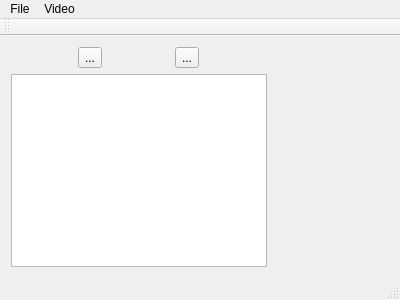
The window that mainwindow.ui (TimSC/sense-scanner) describes before a commit, drawn with Qt 5.
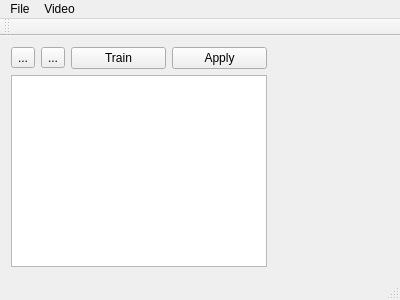
The same window after the commit. Icons and pictures are not drawn. Custom widgets are drawn as their Qt base class.

Commit message: Adding model train and apply buttons and signals

Patch:
```diff
--- a/mainwindow.ui
+++ b/mainwindow.ui
@@ -41,6 +41,20 @@
           </property>
          </widget>
         </item>
+        <item>
+         <widget class="QPushButton" name="trainModelButton">
+          <property name="text">
+           <string>Train</string>
+          </property>
+         </widget>
+        </item>
+        <item>
+         <widget class="QPushButton" name="applyModelButton">
+          <property name="text">
+           <string>Apply</string>
+          </property>
+         </widget>
+        </item>
        </layout>
       </item>
       <item>
```
Left out of the diff: 34 changed lines with no effect on the pictures. The commit also changes 3 other files.
